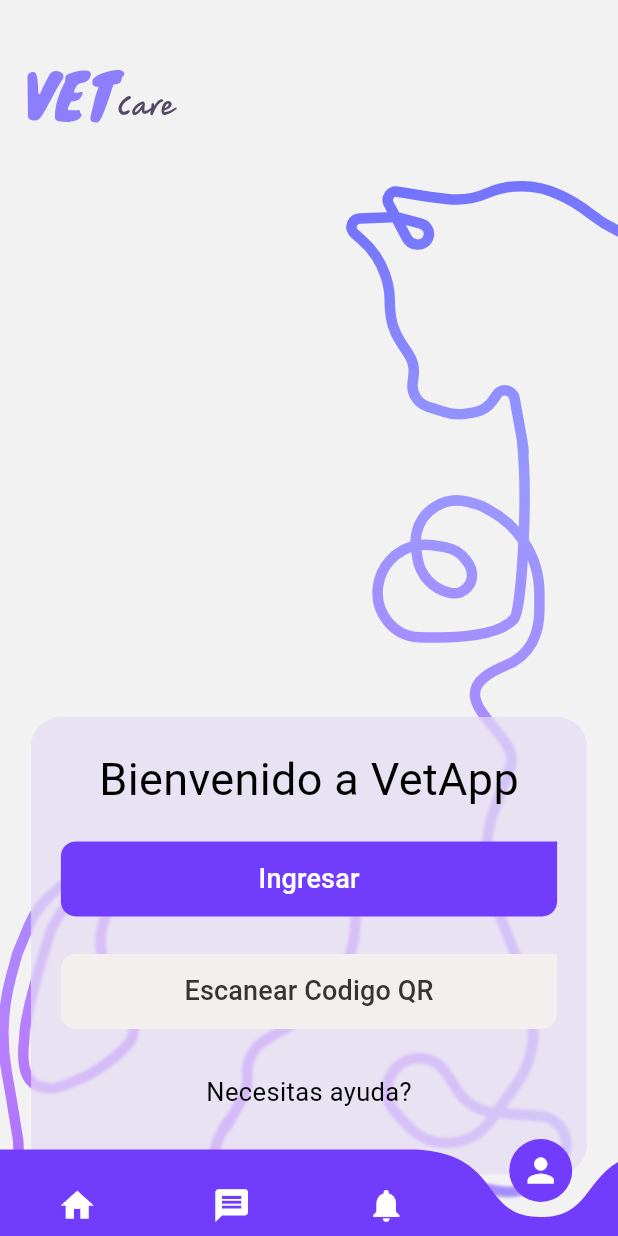
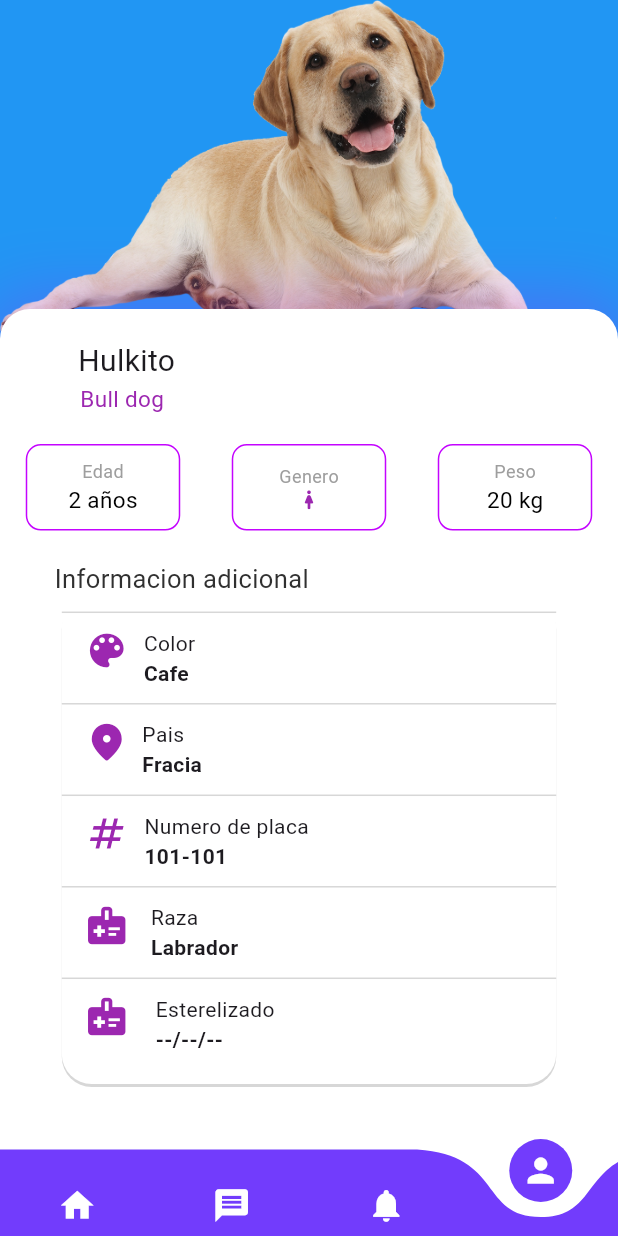
Before and after one commit to Isa-josep/vet_app, a Flutter app: the VeterinarioPage screen opened by its route, item 4 of the bottom bar chosen, on a phone screen of 412 x 824 dp. Run offline on Flutter 3.47's test engine with Material 3 defaults, Android fonts, the phone set to English and light mode, and no system bars; drawn by our look-alikes of curved_navigation_bar; our stand-ins replace flutter_riverpod, flutter_svg, go_router; project files that could hold a hidden picture were left out.

Commit message:
PetProfile
Resolver alineaciones de texto

```diff
--- a/lib/config/router/app_router.dart
+++ b/lib/config/router/app_router.dart
@@ -1,5 +1,6 @@
 import 'package:go_router/go_router.dart';
 import 'package:vetapp/features/presentation/screens.dart';
+import 'package:vetapp/features/presentation/screens/profilepet.dart';
 import 'package:vetapp/features/presentation/screens/veterinario-page.dart';
 
 final appRouter = GoRouter(initialLocation: '/', routes: [
@@ -15,4 +16,8 @@ final appRouter = GoRouter(initialLocation: '/', routes: [
     path: '/veterhome',
     builder: (context, state) => const VeterinarioPage(),
   ),
+  GoRoute(
+    path: '/petprofile',
+    builder: (context, state) => const ProfilePet(),
+  ),
 ]);
--- /dev/null
+++ b/lib/features/presentation/screens/profilepet.dart
@@ -0,0 +1,341 @@
+import 'package:flutter/cupertino.dart';
+import 'package:flutter/material.dart';
+import 'package:flutter/widgets.dart';
+
+class ProfilePet extends StatefulWidget {
+  const ProfilePet({super.key});
+
+  @override
+  State<ProfilePet> createState() => _ProfilePetState();
+}
+
+class _ProfilePetState extends State<ProfilePet> {
+  @override
+  Widget build(BuildContext context) {
+    return Container(
+      color: Colors.blue,
+      child: Stack(children: [
+        Image.asset('assets/petdog.png'),
+        Container(
+          margin:
+              EdgeInsets.only(top: MediaQuery.of(context).size.height * .25),
+          width: MediaQuery.of(context).size.width * 1,
+          height: MediaQuery.of(context).size.height * 1,
+          decoration: BoxDecoration(
+              color: Color.fromARGB(255, 255, 255, 255),
+              borderRadius: BorderRadius.circular(20),
+              boxShadow: const [
+                BoxShadow(
+                  color: Color.fromARGB(69, 196, 4, 255),
+                  spreadRadius: 5,
+                  blurRadius: 40,
+                )
+              ]),
+          child: Column(
+            children: [
+              const SizedBox(
+                height: 20,
+              ),
+              const Align(
+                alignment: Alignment(-.7, 1),
+                child: Text(
+                  "Hulkito",
+                  style: TextStyle(
+                    fontSize: 20,
+                    decoration: TextDecoration.none,
+                    // Add this line
+                  ),
+                ),
+              ),
+              const Align(
+                  alignment: Alignment(-.7, 1),
+                  child: Text("Bull dog",
+                      style: TextStyle(
+                        fontSize: 15,
+                        color: Colors.purple,
+                        decoration: TextDecoration.none,
+                      ))),
+              const SizedBox(
+                height: 20,
+              ),
+              //Row de Datos de la mascota
+              Row(
+                mainAxisAlignment: MainAxisAlignment.spaceAround,
+                children: [
+                  Container(
+                    height: MediaQuery.of(context).size.height * .07,
+                    width: MediaQuery.of(context).size.width * .25,
+                    decoration: BoxDecoration(
+                      color: const Color.fromARGB(255, 255, 255, 255),
+                      borderRadius: BorderRadius.circular(10),
+                      border: Border.all(
+                          color: const Color.fromARGB(255, 196, 4, 255),
+                          width: 1),
+                    ),
+                    child: const Column(
+                      //Edad
+                      mainAxisAlignment: MainAxisAlignment.center,
+                      children: [
+                        Text("Edad",
+                            style: TextStyle(
+                              fontSize: 12,
+                              color: Colors.grey,
+                              decoration: TextDecoration.none,
+                            )),
+                        Text("2 años",
+                            style: TextStyle(
+                              fontSize: 15,
+                              color: Colors.black,
+                              decoration: TextDecoration.none,
+                            ))
+                      ],
+                    ),
+                  ),
+                  Container(
+                    //Genero
+                    height: MediaQuery.of(context).size.height * .07,
+                    width: MediaQuery.of(context).size.width * .25,
+                    decoration: BoxDecoration(
+                      color: const Color.fromARGB(255, 255, 255, 255),
+                      borderRadius: BorderRadius.circular(10),
+                      border: Border.all(
+                          color: const Color.fromARGB(255, 196, 4, 255),
+                          width: 1),
+                    ),
+                    child: const Column(
+                      mainAxisAlignment: MainAxisAlignment.center,
+                      children: [
+                        Text("Genero",
+                            style: TextStyle(
+                              fontSize: 12,
+                              color: Colors.grey,
+                              decoration: TextDecoration.none,
+                            )),
+                        Icon(
+                          Icons.woman_2_rounded,
+                          color: Colors.purple,
+                          size: 15,
+                        )
+                      ],
+                    ),
+                  ),
+                  Container(
+                    height: MediaQuery.of(context).size.height * .07,
+                    width: MediaQuery.of(context).size.width * .25,
+                    decoration: BoxDecoration(
+                      color: const Color.fromARGB(255, 255, 255, 255),
+                      borderRadius: BorderRadius.circular(10),
+                      border: Border.all(
+                          color: const Color.fromARGB(255, 196, 4, 255),
+                          width: 1),
+                    ),
+                    child: const Column(
+                      mainAxisAlignment: MainAxisAlignment.center,
+                      children: [
+                        Text("Peso",
+                            style: TextStyle(
+                              fontSize: 12,
+                              color: Colors.grey,
+                              decoration: TextDecoration.none,
+                            )),
+                        Text("20 kg",
+                            style: TextStyle(
+                              fontSize: 15,
+                              color: Colors.black,
+                              decoration: TextDecoration.none,
+                            ))
+                      ],
+                    ),
+                  ),
+                ],
+              ),
+              const SizedBox(
+                height: 20,
+              ),
+              const Align(
+                alignment: Alignment(-.7, 1),
+                child: Text(
+                  "Informacion adicional",
+                  style: TextStyle(
+                    fontSize: 17,
+                    color: Color.fromARGB(255, 48, 48, 48),
+                    decoration: TextDecoration.none,
+                  ),
+                ),
+              ),
+              Container(
+                width: MediaQuery.of(context).size.width * .8,
+                decoration: BoxDecoration(
+                  color: const Color.fromARGB(255, 255, 255, 255),
+                  boxShadow: const [
+                    BoxShadow(
+                      color: Color.fromARGB(255, 215, 215, 215),
+                      spreadRadius: 0,
+                      blurRadius: 0,
+                      offset: Offset(0, 2),
+                    ),
+                  ],
+                  borderRadius: BorderRadius.circular(20),
+                ),
+                child: const Column(
+                  children: [
+                    Separador(),
+                    Info(
+                      icon: Icons.color_lens,
+                      title: 'Color',
+                      subtitle: 'Cafe',
+                    ),
+                    Separador(),
+                    Info(
+                      icon: Icons.location_on_rounded,
+                      title: 'Pais',
+                      subtitle: 'Fracia',
+                    ),
+                    Separador(),
+                    Info2(
+                      icon: Icons.numbers,
+                      title: 'Numero de placa',
+                      subtitle: '101-101',
+                    ),
+                    Separador(),
+                    Info(
+                      icon: Icons.medical_information,
+                      title: '   Raza',
+                      subtitle: '   Labrador',
+                    ),
+                    Separador(),
+                    Info2(
+                      icon: Icons.medical_information,
+                      title: 'Esterelizado',
+                      subtitle: '--/--/--',
+                    ),
+                    SizedBox(height: 20),
+                  ],
+                ),
+              ),
+            ],
+          ),
+        )
+      ]),
+    );
+  }
+}
+
+class Separador extends StatelessWidget {
+  const Separador({
+    super.key,
+  });
+
+  @override
+  Widget build(BuildContext context) {
+    return Column(
+      children: [
+        SizedBox(height: 10),
+        Container(
+          height: 1,
+          width: MediaQuery.of(context).size.width * .8,
+          color: const Color.fromARGB(255, 215, 215, 215),
+        ),
+        SizedBox(height: 10),
+      ],
+    );
+  }
+}
+
+class Info extends StatelessWidget {
+  const Info({
+    super.key,
+    required this.icon,
+    required this.title,
+    required this.subtitle,
+  });
+
+  final IconData icon;
+  final String title;
+  final String subtitle;
+
+  @override
+  Widget build(BuildContext context) {
+    return Stack(
+      children: [
+        Align(
+          alignment: const Alignment(-.9, 0),
+          child: Icon(
+            icon,
+            color: Colors.purple,
+            size: 30,
+          ),
+        ),
+        Align(
+          alignment: const Alignment(-.63, -0.5),
+          child: Column(
+            crossAxisAlignment: CrossAxisAlignment.start,
+            mainAxisAlignment: MainAxisAlignment.start,
+            children: [
+              Text(
+                title,
+                textAlign: TextAlign.left, // Add this line
+              ),
+              Text(
+                subtitle,
+                style: const TextStyle(
+                  fontWeight: FontWeight.bold,
+                ),
+                textAlign: TextAlign.left, // Add this line
+              ),
+            ],
+          ),
+        ),
+      ],
+    );
+  }
+}
+
+class Info2 extends StatelessWidget {
+  const Info2({
+    super.key,
+    required this.icon,
+    required this.title,
+    required this.subtitle,
+  });
+
+  final IconData icon;
+  final String title;
+  final String subtitle;
+
+  @override
+  Widget build(BuildContext context) {
+    return Stack(
+      children: [
+        Align(
+          alignment: const Alignment(-.9, 0),
+          child: Icon(
+            icon,
+            color: Colors.purple,
+            size: 30,
+          ),
+        ),
+        Align(
+          alignment: const Alignment(-.5, -0.5),
+          child: Column(
+            crossAxisAlignment: CrossAxisAlignment.start,
+            mainAxisAlignment: MainAxisAlignment.start,
+            children: [
+              Text(
+                title,
+                textAlign: TextAlign.left, // Add this line
+              ),
+              Text(
+                subtitle,
+                style: const TextStyle(
+                  fontWeight: FontWeight.bold,
+                ),
+                textAlign: TextAlign.left, // Add this line
+              ),
+            ],
+          ),
+        ),
+      ],
+    );
+  }
+}
--- a/lib/features/presentation/screens/veterinario-page.dart
+++ b/lib/features/presentation/screens/veterinario-page.dart
@@ -2,6 +2,7 @@ import 'package:curved_navigation_bar/curved_navigation_bar.dart';
 import 'package:flutter/material.dart';
 import 'package:vetapp/features/presentation/screens/homepage.dart';
 import 'package:vetapp/features/presentation/screens/initial_screen.dart';
+import 'package:vetapp/features/presentation/screens/profilepet.dart';
 
 class VeterinarioPage extends StatefulWidget {
   const VeterinarioPage({super.key});
@@ -17,7 +18,7 @@ class _VeterinarioPageState extends State<VeterinarioPage> {
     const Center(child: HomePage()),
     Center(child: InitialScreen()),
     Center(child: HomePage()),
-    const Center(child: InitialScreen()),
+    const Center(child: ProfilePet()),
   ];
 
   @override
```
Also changed, not shown: assets/petdog.png (added).
